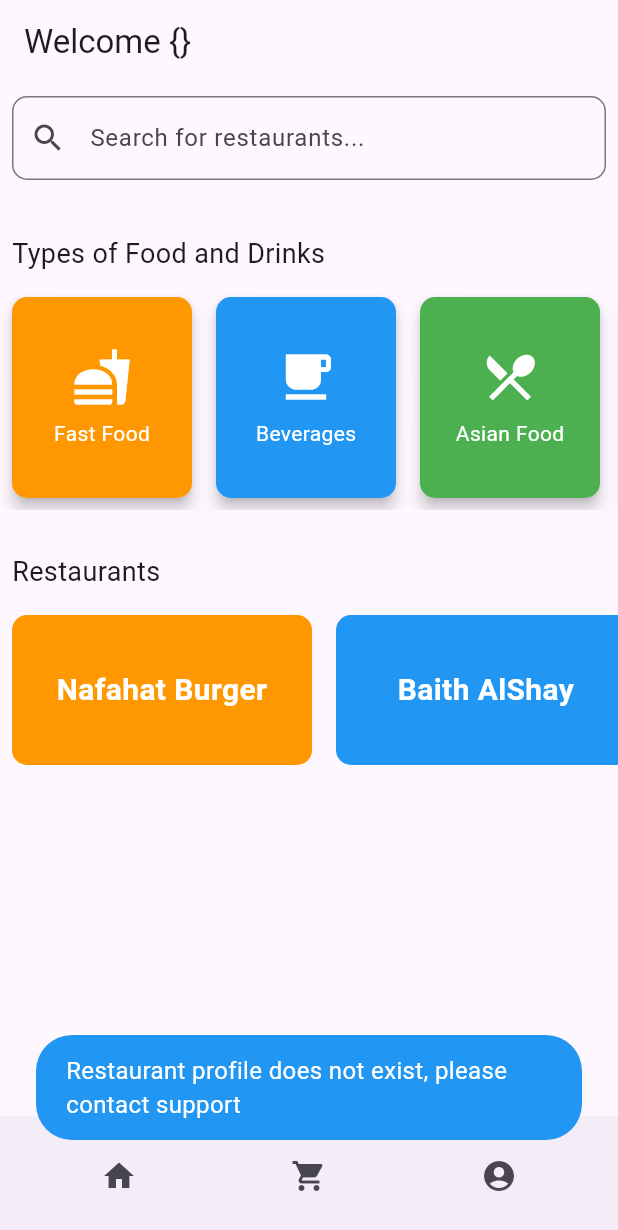
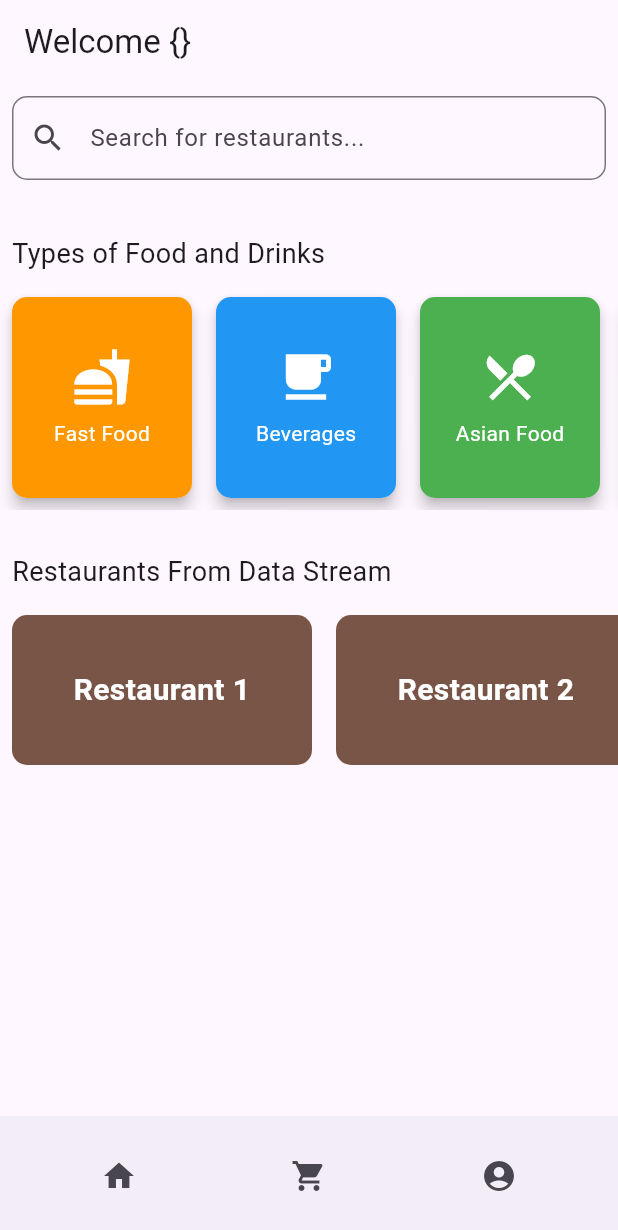
Before and after one commit to mohdumarj/flutter-ordering-app, a Flutter app: the CustomerPage screen opened directly with empty values, after a tap on the "home" icon, on a phone screen of 412 x 824 dp. Shown: the top 1230 px of the screen. Run offline on Flutter 3.47's test engine with Material 3 defaults, Android fonts, the phone set to English and light mode, and no system bars; our stand-ins replace cloud_firestore, firebase_auth, firebase_core, fluttertoast; accounts and stored records are empty; network calls fail.

Commit message:
Restaurants data retrieved from firestore and populated on screen Restaurnat details with menu details populated in restaurant details screen

```diff
--- a/lib/Presentation/Pages/UserManagement/CustomerUser/CustomerPage.dart
+++ b/lib/Presentation/Pages/UserManagement/CustomerUser/CustomerPage.dart
@@ -1,8 +1,11 @@
+import 'dart:math';
+
 import 'package:cloud_firestore/cloud_firestore.dart';
 import 'package:flutter/cupertino.dart';
 import 'package:flutter/material.dart';
 import 'package:untitled9/Entities/RestaurantsModel.dart';
 import 'package:untitled9/Entities/UsersModel.dart';
+import 'package:untitled9/Presentation/Pages/Restaurants/RestaurantDetailScreen.dart';
 
 import '../../../../Globals/Common/Toast.dart';
 import '../../AccountPage.dart';
@@ -22,12 +25,19 @@ class CustomerPage extends StatefulWidget {
 
   final dynamic data;
   CustomerPage({Key? key, required this.data}) : super(key: key);
-
   @override
   State<CustomerPage> createState() => _CustomerPageState();
 }
 
 class _CustomerPageState extends State<CustomerPage> {
+  // Define variables within the state class
+  @override
+  void initState() {
+    super.initState();
+    // Initialization tasks can be performed here
+ //   listedRestaurants = _readRestaurantsData().toList() as List<RestaurantsModel>;
+
+  }
   @override
   Widget build(BuildContext context) {
         return Scaffold(
@@ -38,6 +48,7 @@ class _CustomerPageState extends State<CustomerPage> {
         child: Column(
           crossAxisAlignment: CrossAxisAlignment.stretch,
           children: [
+            //Search bar
             Padding(
               padding: const EdgeInsets.all(8.0),
               child: TextField(
@@ -51,6 +62,7 @@ class _CustomerPageState extends State<CustomerPage> {
               ),
             ),
             SizedBox(height: 20),
+           //Food Type
             Padding(
               padding: const EdgeInsets.all(8.0),
               child: Text(
@@ -112,7 +124,8 @@ class _CustomerPageState extends State<CustomerPage> {
                 ),
               ),
             ),
-
+/*
+            //Restaurants label
             SizedBox(height: 20),
             Padding(
               padding: const EdgeInsets.all(8.0),
@@ -121,9 +134,8 @@ class _CustomerPageState extends State<CustomerPage> {
                 style: TextStyle(fontSize: 18),
               ),
             ),
-            SingleChildScrollView(
-              scrollDirection: Axis.horizontal,
-              child: Row(
+            //Restaurants list
+            Row(
               children: [
                 RestaurantLabel(
                   label: 'Nafahat Burger',
@@ -167,48 +179,47 @@ class _CustomerPageState extends State<CustomerPage> {
                 ),
               ],
             ),
+*/
+            SizedBox(height: 20),
+            Padding(
+              padding: const EdgeInsets.all(8.0),
+              child: Text(
+                'Restaurants From Data Stream',
+                style: TextStyle(fontSize: 18),
+              ),
+            ),
+            //Restaurants list Dynamic
+            StreamBuilder<List<RestaurantsModel>>(
+              stream: _readRestaurantsData(),
+              builder: (context, snapshot) {
+                if (snapshot.connectionState == ConnectionState.waiting) {
+                  return Center(child: CircularProgressIndicator(),);
+                }
+                if (snapshot.data!.isEmpty) {
+                  return Center(child: Text("No Data Yet"));
+                }
+                final restaurants = snapshot.data;
+                Iterable<RestaurantLabel> restaurantLabels = restaurants!.map((restaurant) {
+                  return RestaurantLabel(label: restaurant.name!,color: getRandomColor(),onPressed: (){
+                    Navigator.push(
+                      context,
+                      MaterialPageRoute(
+                          builder: (context) => RestaurantDetailScreen(restaurant: restaurant)),
+                    );
+                  },);
+                });
+                List<Widget> restaurantWidgets = restaurantLabels.toList();
+                child: return SingleChildScrollView(
+                  scrollDirection: Axis.horizontal,
+                  child: Row(
+                    mainAxisAlignment: MainAxisAlignment.center,
+                    children: restaurantWidgets, // RestaurantLabel widgets as children
+                  ),
+                );
+              }
             ),
             SizedBox(height: 10),
-      /*      //testCode
-            StreamBuilder<List<RestaurantsModel>>(
-                stream: _readRestaurantsData() ,
-                builder: (context, snapshot) {
-                  if(snapshot.connectionState == ConnectionState.waiting){
-                    return Center(child: CircularProgressIndicator(),);
-                  } if(snapshot.data!.isEmpty){
-                    return Center(child:Text("No Data Yet"));
-                  }
-                  final restaurants = snapshot.data;
-                  return Padding(padding: EdgeInsets.all(8),
-                    child: Column(
-                        children: restaurants!.map((restaurant) {
-                          return ListTile(
-                            leading: GestureDetector(
-                              onTap: (){
-                                //_deleteData(user.id!);
-                              },
-                              child: Icon(Icons.delete),
-                            ),
-                            trailing: GestureDetector(
-                              onTap: (){
-                                // _updateData(
-                                //     UserModel(
-                                //       id: user.id,
-                                //       username: "John Wick",
-                                //       adress: "Pakistan",)
-                                // );
-                              },
-                              child: Icon(Icons.update),
-                            ),
-                            title: Text(restaurant.name!),
-                            subtitle: Text(restaurant.address!),
-                          );
-                        }).toList()
-                    ),);
-                }
-            ),
-            //testCode
-            */
+
 
           ],
         ),
@@ -219,8 +230,8 @@ class _CustomerPageState extends State<CustomerPage> {
           children: [
             IconButton(
               onPressed: () async {
-               RestaurantsModel? restaurant = await getRestaurantDataWithId("20xwFE3GpI6ORDSEabwg") ;
-               print(restaurant!.name);
+              // RestaurantsModel? restaurant = await getRestaurantDataWithId("20xwFE3GpI6ORDSEabwg") ;
+              // print(restaurant!.name);
                 // Navigate to home page
               },
               icon: Icon(Icons.home),
@@ -250,14 +261,14 @@ class _CustomerPageState extends State<CustomerPage> {
       ),
     );
   }
-  /*
+
   Stream<List<RestaurantsModel>> _readRestaurantsData()  {
     try {
       final restaurantCollection = FirebaseFirestore.instance.collection("Restaurants");
 
       var result = restaurantCollection.snapshots().map((qureySnapshot)
       => qureySnapshot.docs.map((e)
-      => RestaurantsModel.fromSnapshot(e),).toList());
+      => RestaurantsModel.fromDocumentSnapshot(e),).toList());
 
       return result;
     } catch (e) {
@@ -266,7 +277,7 @@ class _CustomerPageState extends State<CustomerPage> {
     }
 
   }
-*/
+
   Future<RestaurantsModel?> getRestaurantDataWithId(String restaurantId) async {
     try {
       // Get a reference to the Firestore document using the provided document ID
@@ -289,4 +300,10 @@ class _CustomerPageState extends State<CustomerPage> {
     }
   }
 
+  Color getRandomColor() {
+    final List<Color> colorsList = Colors.primaries; // Get all primary colors
+    final Random random = Random();
+    final int randomIndex = random.nextInt(colorsList.length);
+    return colorsList[randomIndex];
   }
+}
```
Lines whose indentation alone changed are shown as unchanged.
